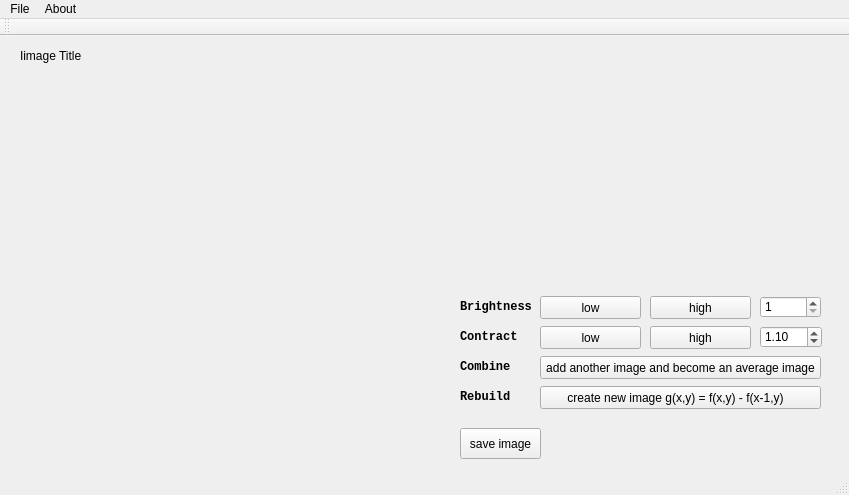
Qt form mainwindow.ui (r05522814/Image_processing) before a commit.
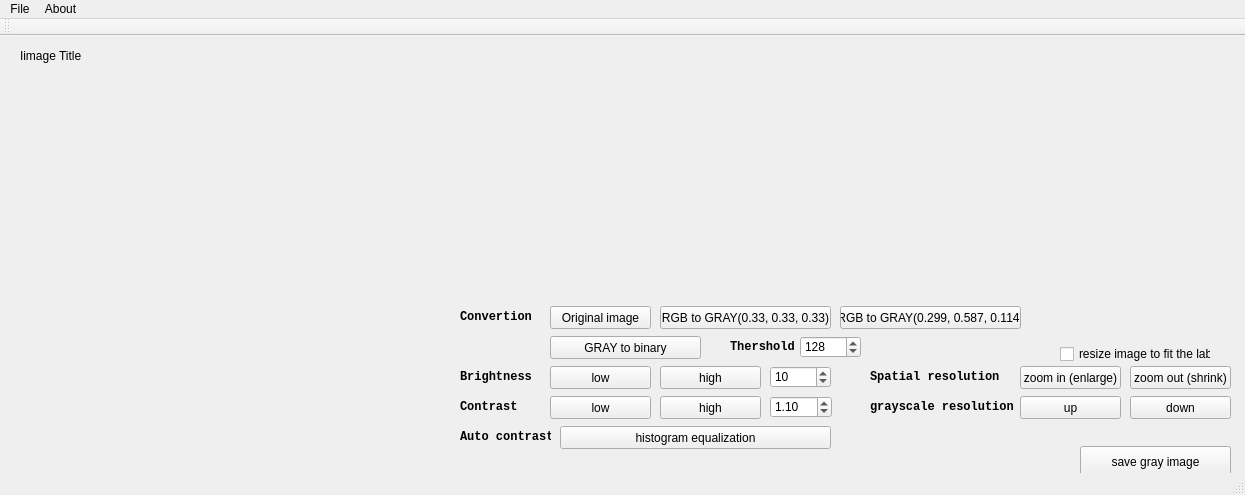
The same form after that commit.

Commit message: HW2_final version RGB2GRAY spatial resolution & grayscale adjustment histogram equalization

Diff of the .ui file:
```diff
--- a/mainwindow.ui
+++ b/mainwindow.ui
@@ -6,7 +6,7 @@
    <rect>
     <x>0</x>
     <y>0</y>
-    <width>849</width>
+    <width>1245</width>
     <height>495</height>
    </rect>
   </property>
@@ -17,7 +17,7 @@
    <widget class="QLabel" name="label">
     <property name="geometry">
      <rect>
-      <x>19</x>
+      <x>10</x>
       <y>30</y>
       <width>431</width>
       <height>411</height>
@@ -32,7 +32,7 @@
      <rect>
       <x>460</x>
       <y>20</y>
-      <width>361</width>
+      <width>771</width>
       <height>231</height>
      </rect>
     </property>
@@ -41,8 +41,8 @@
    <widget class="QPushButton" name="pushButton_add_constant">
     <property name="geometry">
      <rect>
-      <x>650</x>
-      <y>260</y>
+      <x>660</x>
+      <y>330</y>
       <width>101</width>
       <height>23</height>
      </rect>
@@ -54,8 +54,8 @@
    <widget class="QPushButton" name="pushButton_multiply_constant">
     <property name="geometry">
      <rect>
-      <x>650</x>
-      <y>290</y>
+      <x>660</x>
+      <y>360</y>
       <width>101</width>
       <height>23</height>
      </rect>
@@ -67,47 +67,47 @@
    <widget class="QPushButton" name="pushButton_average">
     <property name="geometry">
      <rect>
-      <x>540</x>
-      <y>320</y>
-      <width>281</width>
+      <x>560</x>
+      <y>390</y>
+      <width>271</width>
       <height>23</height>
      </rect>
     </property>
     <property name="text">
-     <string>add another image and become an average image</string>
+     <string>histogram equalization</string>
     </property>
    </widget>
    <widget class="QPushButton" name="pushButton_reconstruct">
     <property name="geometry">
      <rect>
-      <x>540</x>
-      <y>350</y>
-      <width>281</width>
+      <x>660</x>
+      <y>270</y>
+      <width>171</width>
       <height>23</height>
      </rect>
     </property>
     <property name="text">
-     <string>create new image g(x,y) = f(x,y) - f(x-1,y)   </string>
+     <string>RGB to GRAY(0.33, 0.33, 0.33)</string>
     </property>
    </widget>
    <widget class="QPushButton" name="pushButton_save_file">
     <property name="geometry">
      <rect>
-      <x>460</x>
-      <y>392</y>
-      <width>81</width>
+      <x>1080</x>
+      <y>410</y>
+      <width>151</width>
       <height>31</height>
      </rect>
     </property>
     <property name="text">
-     <string>save image</string>
+     <string>save gray image</string>
     </property>
    </widget>
    <widget class="QLabel" name="label_2">
     <property name="geometry">
      <rect>
       <x>460</x>
-      <y>260</y>
+      <y>330</y>
       <width>71</width>
       <height>21</height>
      </rect>
@@ -127,7 +127,7 @@
     <property name="geometry">
      <rect>
       <x>460</x>
-      <y>290</y>
+      <y>360</y>
       <width>71</width>
       <height>21</height>
      </rect>
@@ -140,15 +140,15 @@
      </font>
     </property>
     <property name="text">
-     <string>Contract</string>
+     <string>Contrast</string>
     </property>
    </widget>
    <widget class="QLabel" name="label_4">
     <property name="geometry">
      <rect>
       <x>460</x>
-      <y>320</y>
-      <width>71</width>
+      <y>390</y>
+      <width>91</width>
       <height>21</height>
      </rect>
     </property>
@@ -160,14 +160,14 @@
      </font>
     </property>
     <property name="text">
-     <string>Combine</string>
+     <string>Auto contrast</string>
     </property>
    </widget>
    <widget class="QLabel" name="label_5">
     <property name="geometry">
      <rect>
       <x>460</x>
-      <y>350</y>
+      <y>270</y>
       <width>81</width>
       <height>21</height>
      </rect>
@@ -180,14 +180,14 @@
      </font>
     </property>
     <property name="text">
-     <string>Rebuild</string>
+     <string>Convertion</string>
     </property>
    </widget>
    <widget class="QPushButton" name="pushButton_subtract_constant">
     <property name="geometry">
      <rect>
-      <x>540</x>
-      <y>260</y>
+      <x>550</x>
+      <y>330</y>
       <width>101</width>
       <height>23</height>
      </rect>
@@ -199,8 +199,8 @@
    <widget class="QPushButton" name="pushButton_devide_constant_">
     <property name="geometry">
      <rect>
-      <x>540</x>
-      <y>290</y>
+      <x>550</x>
+      <y>360</y>
       <width>101</width>
       <height>23</height>
      </rect>
@@ -228,27 +228,30 @@
    <widget class="QSpinBox" name="brightness_factor">
     <property name="geometry">
      <rect>
-      <x>760</x>
-      <y>260</y>
+      <x>770</x>
+      <y>330</y>
       <width>61</width>
       <height>22</height>
      </rect>
     </property>
     <property name="minimum">
-     <number>1</number>
+     <number>5</number>
     </property>
     <property name="maximum">
+     <number>25</number>
+    </property>
+    <property name="singleStep">
      <number>5</number>
     </property>
     <property name="value">
-     <number>1</number>
+     <number>10</number>
     </property>
    </widget>
    <widget class="QDoubleSpinBox" name="contract_factor">
     <property name="geometry">
      <rect>
-      <x>760</x>
-      <y>290</y>
+      <x>770</x>
+      <y>360</y>
       <width>62</width>
       <height>22</height>
      </rect>
@@ -266,13 +269,199 @@
      <double>1.100000000000000</double>
     </property>
    </widget>
+   <widget class="QPushButton" name="pushButton_RGBtoGRAY_2">
+    <property name="geometry">
+     <rect>
+      <x>840</x>
+      <y>270</y>
+      <width>181</width>
+      <height>23</height>
+     </rect>
+    </property>
+    <property name="text">
+     <string>RGB to GRAY(0.299, 0.587, 0.114)</string>
+    </property>
+   </widget>
+   <widget class="QPushButton" name="pushButton_GRAY2binary">
+    <property name="geometry">
+     <rect>
+      <x>550</x>
+      <y>300</y>
+      <width>151</width>
+      <height>23</height>
+     </rect>
+    </property>
+    <property name="text">
+     <string>GRAY to binary</string>
+    </property>
+   </widget>
+   <widget class="QSpinBox" name="threshold_value">
+    <property name="geometry">
+     <rect>
+      <x>800</x>
+      <y>300</y>
+      <width>61</width>
+      <height>22</height>
+     </rect>
+    </property>
+    <property name="minimum">
+     <number>0</number>
+    </property>
+    <property name="maximum">
+     <number>255</number>
+    </property>
+    <property name="singleStep">
+     <number>5</number>
+    </property>
+    <property name="value">
+     <number>128</number>
+    </property>
+   </widget>
+   <widget class="QLabel" name="label_6">
+    <property name="geometry">
+     <rect>
+      <x>730</x>
+      <y>300</y>
+      <width>71</width>
+      <height>21</height>
+     </rect>
+    </property>
+    <property name="font">
+     <font>
+      <family>Consolas</family>
+      <weight>75</weight>
+      <bold>true</bold>
+     </font>
+    </property>
+    <property name="text">
+     <string>Thershold</string>
+    </property>
+   </widget>
+   <widget class="QPushButton" name="pushButton_original">
+    <property name="geometry">
+     <rect>
+      <x>550</x>
+      <y>270</y>
+      <width>101</width>
+      <height>23</height>
+     </rect>
+    </property>
+    <property name="text">
+     <string>Original image</string>
+    </property>
+   </widget>
+   <widget class="QLabel" name="label_7">
+    <property name="geometry">
+     <rect>
+      <x>870</x>
+      <y>330</y>
+      <width>131</width>
+      <height>21</height>
+     </rect>
+    </property>
+    <property name="font">
+     <font>
+      <family>Consolas</family>
+      <weight>75</weight>
+      <bold>true</bold>
+     </font>
+    </property>
+    <property name="text">
+     <string>Spatial resolution</string>
+    </property>
+   </widget>
+   <widget class="QLabel" name="label_8">
+    <property name="geometry">
+     <rect>
+      <x>870</x>
+      <y>360</y>
+      <width>151</width>
+      <height>21</height>
+     </rect>
+    </property>
+    <property name="font">
+     <font>
+      <family>Consolas</family>
+      <weight>75</weight>
+      <bold>true</bold>
+     </font>
+    </property>
+    <property name="text">
+     <string>grayscale resolution</string>
+    </property>
+   </widget>
+   <widget class="QPushButton" name="pushButton_zoom_in">
+    <property name="geometry">
+     <rect>
+      <x>1020</x>
+      <y>330</y>
+      <width>101</width>
+      <height>23</height>
+     </rect>
+    </property>
+    <property name="text">
+     <string>zoom in (enlarge)</string>
+    </property>
+   </widget>
+   <widget class="QPushButton" name="pushButton_zoom_out">
+    <property name="geometry">
+     <rect>
+      <x>1130</x>
+      <y>330</y>
+      <width>101</width>
+      <height>23</height>
+     </rect>
+    </property>
+    <property name="text">
+     <string>zoom out (shrink)</string>
+    </property>
+   </widget>
+   <widget class="QPushButton" name="pushButton_grayscale_up">
+    <property name="geometry">
+     <rect>
+      <x>1020</x>
+      <y>360</y>
+      <width>101</width>
+      <height>23</height>
+     </rect>
+    </property>
+    <property name="text">
+     <string>up</string>
+    </property>
+   </widget>
+   <widget class="QPushButton" name="pushButton_grayscale_down">
+    <property name="geometry">
+     <rect>
+      <x>1130</x>
+      <y>360</y>
+      <width>101</width>
+      <height>23</height>
+     </rect>
+    </property>
+    <property name="text">
+     <string>down</string>
+    </property>
+   </widget>
+   <widget class="QCheckBox" name="checkBox_resize">
+    <property name="geometry">
+     <rect>
+      <x>1060</x>
+      <y>310</y>
+      <width>151</width>
+      <height>16</height>
+     </rect>
+    </property>
+    <property name="text">
+     <string>resize image to fit the label</string>
+    </property>
+   </widget>
   </widget>
   <widget class="QMenuBar" name="menuBar">
    <property name="geometry">
     <rect>
      <x>0</x>
      <y>0</y>
-     <width>849</width>
+     <width>1245</width>
      <height>21</height>
     </rect>
    </property>
```
Left out of the diff: 6 changed lines with no effect on the pictures. The commit also changes 3 other files.
